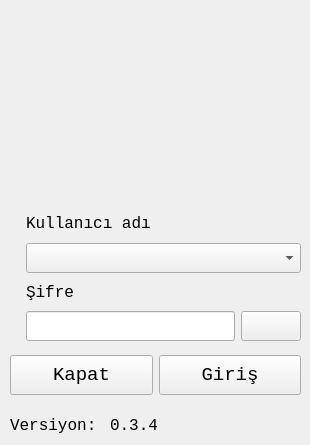
Old version of the form loginform.ui in the repository mamoo81/bhss.
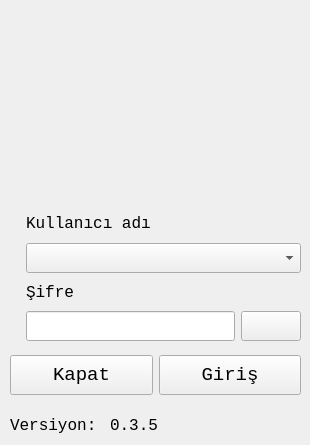
New version of the form. Icons and pictures are not drawn.

```diff
--- a/loginform.ui
+++ b/loginform.ui
@@ -141,7 +141,7 @@
      </rect>
     </property>
     <property name="text">
-     <string>0.3.4</string>
+     <string>0.3.5</string>
     </property>
    </widget>
    <widget class="QLabel" name="label_4">
```
